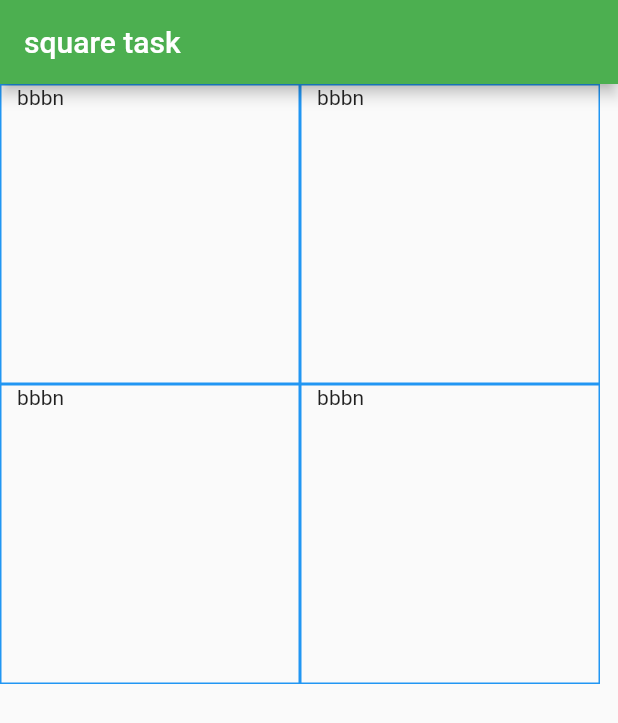
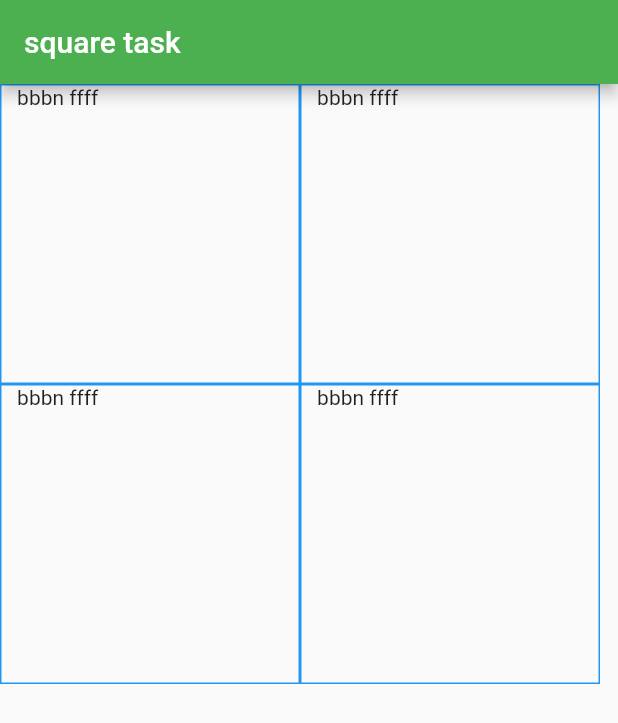
Before and after one commit to taba217/flutter_application_1, a Flutter app: the screen it shows after launch, on a phone screen of 412 x 824 dp. Shown: the top 723 px of the screen. Run offline on Flutter 3.47's test engine with Material 2 defaults, Android fonts, the phone set to English and light mode, and no system bars.

Commit message:
home changees

```diff
--- a/lib/task2.dart
+++ b/lib/task2.dart
@@ -39,7 +39,7 @@ class Task2state extends State<Task2> {
                           border: Border.all(color: Colors.blue),
                         ),
                         // color: Colors.red,
-                        child: Text('   bbbn '),
+                        child: Text('   bbbn ffff '),
                       ),
                     ],
                   )
```
